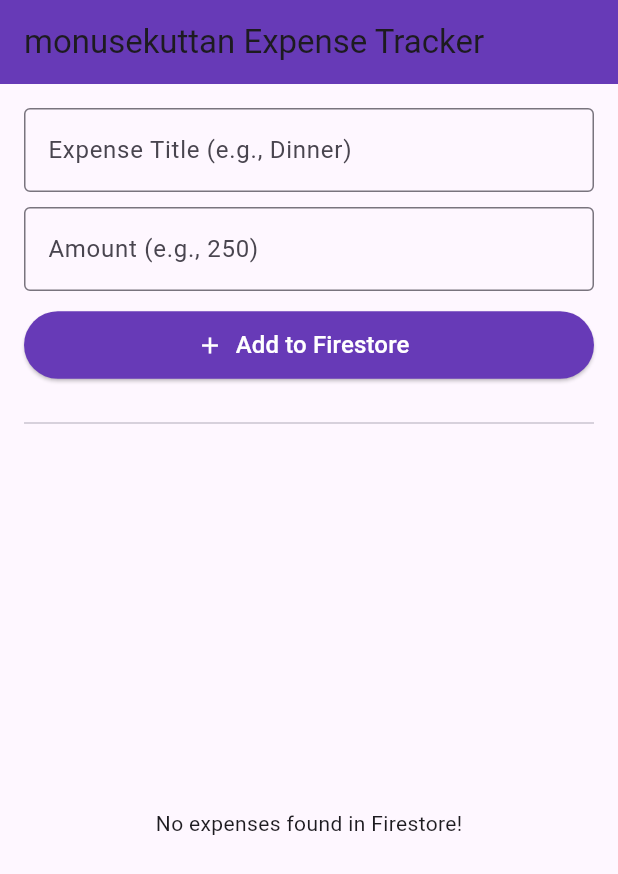
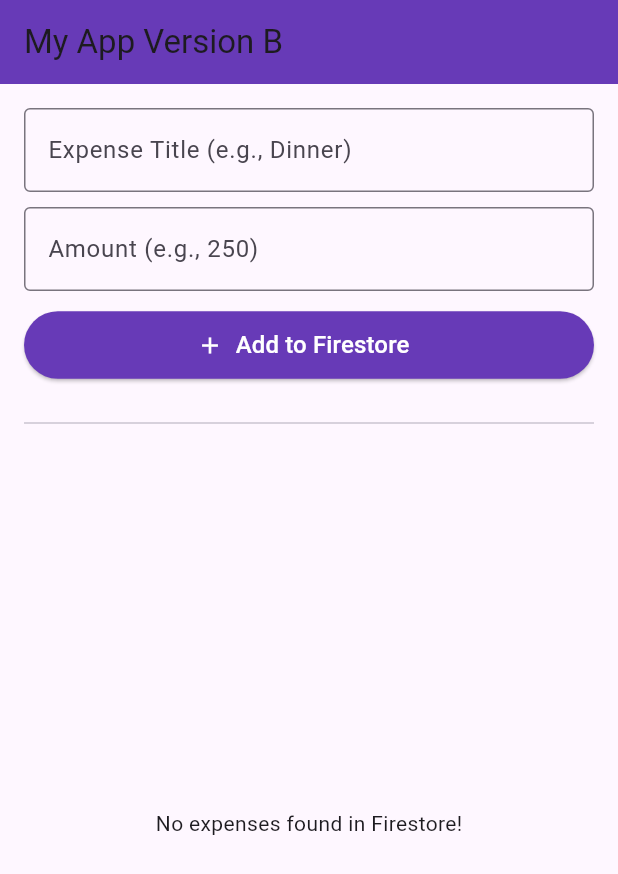
Before and after one commit to mufi10-tec/monus_try, a Flutter app: the screen it shows after launch, on a phone screen of 412 x 824 dp. Shown: the top 874 px of the screen. Run offline on Flutter 3.47's test engine with Material 3 defaults, Android fonts, the phone set to English and light mode, and no system bars; our stand-ins replace cloud_firestore, cloud_functions, firebase_auth, firebase_core, firebase_database, pie_chart; accounts and stored records are empty.

Commit message:
update title version B

```diff
--- a/lib/main.dart
+++ b/lib/main.dart
@@ -55,7 +55,7 @@
   Widget build(BuildContext context) {
     return Scaffold(
       appBar: AppBar(
-        title: const Text('monusekuttan Expense Tracker'),
+        title: const Text('My App Version B'),
         backgroundColor: Colors.deepPurple,
       ),
       body: Padding(
```
